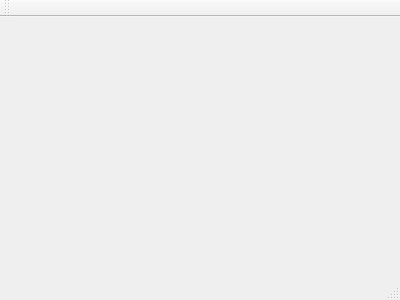
Above: mainwindow.ui from MAWINA-ant/my_prog before the change. Below: the same form after it.
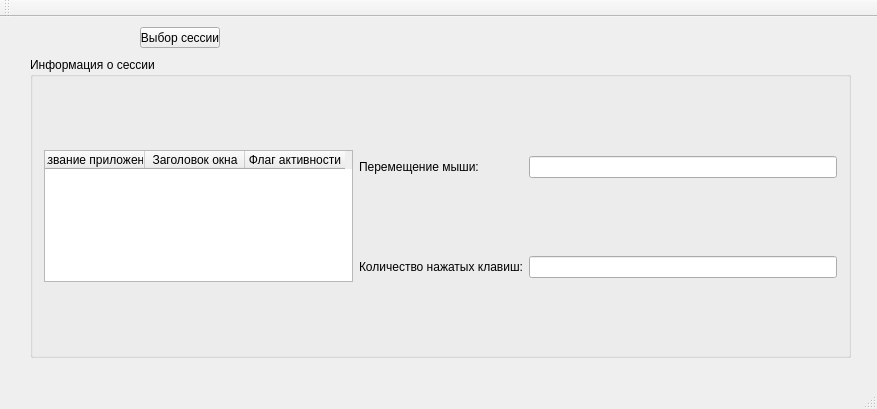
That is the form after the change.

Commit message: first window for desktop

The edit to the form file:
```diff
--- a/mainwindow.ui
+++ b/mainwindow.ui
@@ -1,24 +1,107 @@
 <ui version="4.0">
  <class>MainWindow</class>
- <widget class="QMainWindow" name="MainWindow" >
-  <property name="geometry" >
+ <widget class="QMainWindow" name="MainWindow">
+  <property name="geometry">
    <rect>
     <x>0</x>
     <y>0</y>
-    <width>400</width>
-    <height>300</height>
+    <width>877</width>
+    <height>409</height>
    </rect>
   </property>
   <property name="windowTitle" >
    <string>MainWindow</string>
   </property>
-  <widget class="QMenuBar" name="menuBar" />
-  <widget class="QToolBar" name="mainToolBar" />
-  <widget class="QWidget" name="centralWidget" />
-  <widget class="QStatusBar" name="statusBar" />
+  <widget class="QWidget" name="centralWidget">
+   <widget class="QPushButton" name="pushButtonChooseSession">
+    <property name="geometry">
+     <rect>
+      <x>140</x>
+      <y>10</y>
+      <width>80</width>
+      <height>21</height>
+     </rect>
+    </property>
+    <property name="text">
+     <string>Выбор сессии</string>
+    </property>
+   </widget>
+   <widget class="QGroupBox" name="groupBoxSessionInfo">
+    <property name="geometry">
+     <rect>
+      <x>30</x>
+      <y>40</y>
+      <width>821</width>
+      <height>301</height>
+     </rect>
+    </property>
+    <property name="title">
+     <string>Информация о сессии</string>
+    </property>
+    <layout class="QGridLayout" name="gridLayout">
+     <item row="1" column="2">
+      <widget class="QLineEdit" name="lineEditKeyPressedCount"/>
+     </item>
+     <item row="0" column="0" rowspan="2">
+      <widget class="QTableWidget" name="tableWidget">
+       <column>
+        <property name="text">
+         <string>Название приложения</string>
+        </property>
+       </column>
+       <column>
+        <property name="text">
+         <string>Заголовок окна</string>
+        </property>
+       </column>
+       <column>
+        <property name="text">
+         <string>Флаг активности</string>
+        </property>
+       </column>
+      </widget>
+     </item>
+     <item row="0" column="2">
+      <widget class="QLineEdit" name="lineEditRangeMouse"/>
+     </item>
+     <item row="0" column="1">
+      <widget class="QLabel" name="labelRangeMouse">
+       <property name="text">
+        <string>Перемещение мыши:</string>
+       </property>
+      </widget>
+     </item>
+     <item row="1" column="1">
+      <widget class="QLabel" name="labelKeyPressedCount">
+       <property name="text">
+        <string>Количество нажатых клавиш:</string>
+       </property>
+      </widget>
+     </item>
+    </layout>
+   </widget>
+  </widget>
+  <widget class="QMenuBar" name="menuBar">
+   <property name="geometry">
+    <rect>
+     <x>0</x>
+     <y>0</y>
+     <width>877</width>
+     <height>20</height>
+    </rect>
+   </property>
+  </widget>
+  <widget class="QToolBar" name="mainToolBar">
+   <attribute name="toolBarArea">
+    <enum>TopToolBarArea</enum>
+   </attribute>
+   <attribute name="toolBarBreak">
+    <bool>false</bool>
+   </attribute>
+  </widget>
+  <widget class="QStatusBar" name="statusBar"/>
  </widget>
- <layoutDefault spacing="6" margin="11" />
- <pixmapfunction></pixmapfunction>
+ <layoutdefault spacing="6" margin="11"/>
  <resources/>
  <connections/>
 </ui>
```
Left out of the diff: 3 changed lines with no effect on the pictures. The commit also changes 1 other file.
